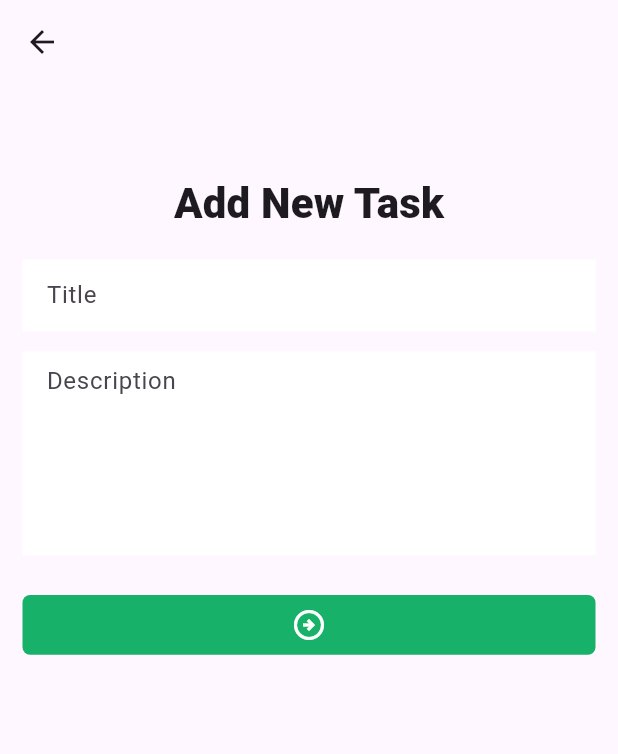
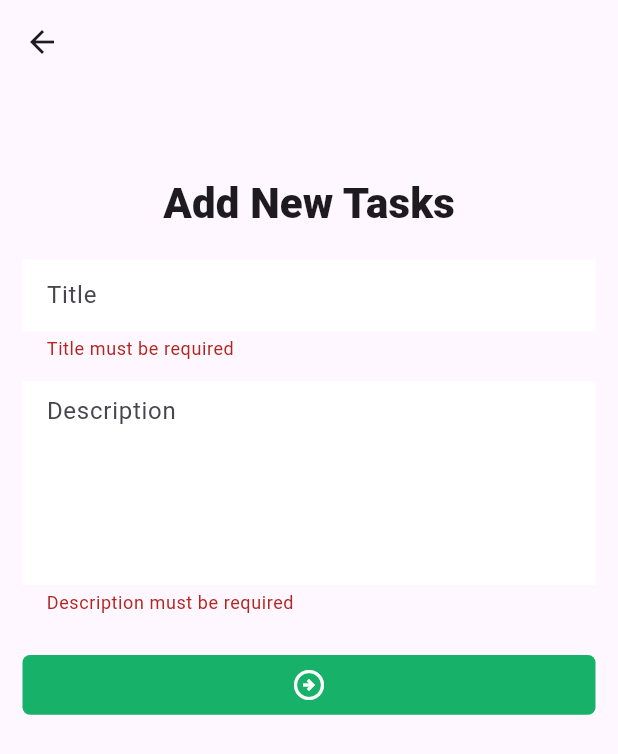
Before and after one commit to SourovDV/task_manager_project, a Flutter app: the AddTaskView screen opened by its route, after a tap on the "arrow circle right" icon, on a phone screen of 412 x 824 dp. Shown: the top 754 px of the screen. Run offline on Flutter 3.47's test engine with Material 3 defaults, Android fonts, the phone set to English and light mode, and no system bars; our stand-ins replace flutter_screenutil, flutter_svg, get, pin_code_fields, shared_preferences; accounts and stored records are empty.

Commit message:
added new task

```diff
--- a/lib/data/services/network_caller.dart
+++ b/lib/data/services/network_caller.dart
@@ -1,6 +1,7 @@
 import 'dart:convert';
 import 'package:flutter/widgets.dart';
 import 'package:http/http.dart';
+import 'package:task_manager_project/feature/controller/auth_controller.dart';
 
 class NetworkResponse {
   final int statusCode;
@@ -40,33 +41,52 @@ class NetworkCaller {
       }
     } catch (e) {
       return NetworkResponse(
-          statusCode: -1, isSuccess: false, errorSms: e.toString());
+        statusCode: -1,
+        isSuccess: false,
+        errorSms: e.toString(),
+      );
     }
   }
 
-  static Future<NetworkResponse> postRequest({required String url, Map<String, dynamic> ? body}) async {
+  static Future<NetworkResponse> postRequest({
+    required String url,
+    Map<String, dynamic>? body,
+  }) async {
     try {
       Uri uri = Uri.parse(url);
       debugPrint("uri => $uri");
       Response response = await post(
-          uri,
-          headers: {"Content-Type": "application/json"},
-          body: jsonEncode(body));
+        uri,
+        headers: {
+          "Content-Type": "application/json",
+          "token":AuthController.userToken ?? ""
+          // 'Authorization': 'Bearer <${AuthController.userToken}>'
+
+        },
+        body: jsonEncode(body),
+      );
       debugPrint("statusCode => ${response.statusCode}");
       debugPrint('response data => ${response.body}');
+
       if (response.statusCode == 200) {
         final decode = jsonDecode(response.body);
-        return NetworkResponse(statusCode: response.statusCode,
-            isSuccess: true,
-            responseData: decode);
+        return NetworkResponse(
+          statusCode: response.statusCode,
+          isSuccess: true,
+          responseData: decode,
+        );
       } else {
         return NetworkResponse(
-            statusCode: response.statusCode, isSuccess: false);
+          statusCode: response.statusCode,
+          isSuccess: false,
+        );
       }
     } catch (e) {
       return NetworkResponse(
-          statusCode: -1, isSuccess: false, errorSms: e.toString());
+        statusCode: -1,
+        isSuccess: false,
+        errorSms: e.toString(),
+      );
     }
   }
-
 }
--- a/lib/data/utils/urls.dart
+++ b/lib/data/utils/urls.dart
@@ -2,4 +2,6 @@ class Urls{
   static final String _baseUrl = "https://task.teamrabbil.com/api/v1";
   static final String registerUser ="$_baseUrl/registration";
   static final String loginUser = "$_baseUrl/login";
+  static final String addUserTask = "$_baseUrl/createTask";
+
 }
--- a/lib/feature/Bottom_items/controller/add_task_controller.dart
+++ b/lib/feature/Bottom_items/controller/add_task_controller.dart
@@ -1,5 +1,72 @@
+import 'package:flutter/material.dart';
 import 'package:get/get.dart';
+import 'package:task_manager_project/data/services/network_caller.dart';
+import 'package:task_manager_project/data/utils/urls.dart';
+import 'package:task_manager_project/feature/controller/auth_controller.dart';
 
-class AddTaskController extends GetxController{
+class AddTaskController extends GetxController {
+  final addTaskKey = GlobalKey<FormState>();
+  TextEditingController titleController = TextEditingController();
+  TextEditingController descriptionController = TextEditingController();
+  RxBool addTaskLoading = false.obs;
 
+  String? titleValidation(value) {
+    if (value == null || value.isEmpty) {
+      return "Title must be required";
+    }
+    return null;
+  }
+
+  String? descriptionValidation(value) {
+    if (value == null || value.isEmpty) {
+      return "Description must be required";
+    }
+    return null;
+  }
+
+  void addedNewTask() {
+    if (addTaskKey.currentState!.validate()) {
+      _newUserTask();
+    }else{
+      print("form not validate");
+    }
+  }
+
+  Future<void> _newUserTask() async {
+    addTaskLoading.value = true;
+    Map<String, dynamic> userBody = {
+      "title": titleController.text.trim(),
+      "description": descriptionController.text.trim(),
+      "status": "New",
+    };
+    print("TOKEN BEFORE API => ${AuthController.userToken}");
+    final NetworkResponse response = await NetworkCaller.postRequest(
+      url: Urls.addUserTask,
+      body: userBody,
+    );
+    print(response);
+    addTaskLoading.value = false;
+    if (response.isSuccess) {
+      clearForm();
+      Get.snackbar(
+        "Success",
+        "Register Successful!",
+        snackPosition: SnackPosition.BOTTOM,
+        backgroundColor: Colors.green,
+        colorText: Colors.white,
+      );
+    }
+  }
+
+  void clearForm() {
+    titleController.clear();
+    descriptionController.clear();
+  }
+
+  @override
+  void dispose() {
+    titleController.dispose();
+    descriptionController.dispose();
+    super.dispose();
+  }
 }
--- a/lib/feature/Bottom_items/view/add_task_view.dart
+++ b/lib/feature/Bottom_items/view/add_task_view.dart
@@ -12,28 +12,49 @@ class AddTaskView extends GetView<AddTaskController> {
     final theme = Theme.of(context).textTheme;
     return Scaffold(
       appBar: AppBar(),
-      body: Padding(
+      body: SingleChildScrollView(
+        child: Padding(
           padding: const EdgeInsets.all(15.0),
           child: Column(
             children: [
-            SizedBox(height: 50.h,),
-            Text("Add New Task",style: theme.labelLarge,),
-            SizedBox(height: 20.h,),
+              SizedBox(height: 50.h),
+              Text("Add New Tasks", style: theme.labelLarge),
+              SizedBox(height: 20.h),
+              Form(
+                key: controller.addTaskKey,
+                child: Column(
+                  children: [
                     TextFormField(
-              decoration: InputDecoration(
-                hintText: "Title"
+                      autovalidateMode: AutovalidateMode.onUserInteraction,
+                      decoration: InputDecoration(hintText: "Title"),
+                      controller: controller.titleController,
+                      validator: controller.titleValidation,
+                    ),
+                    SizedBox(height: 15.h),
+                    TextFormField(
+                      autovalidateMode: AutovalidateMode.onUserInteraction,
+                      decoration: InputDecoration(hintText: "Description"),
+                      maxLines: 5,
+                      controller: controller.descriptionController,
+                      validator: controller.descriptionValidation,
+                    ),
+                  ],
                 ),
               ),
-            SizedBox(height: 15.h,),
-            TextFormField(
-              decoration: InputDecoration(
-                  hintText: "Description",
+              SizedBox(height: 30.h),
+              Obx(() {
+                return Visibility(
+                  visible: controller.addTaskLoading.value == false,
+                  replacement: CircularProgressIndicator(),
+                  child: CommonButton(
+                    child: () {
+                      controller.addedNewTask();
+                    },
                   ),
-             maxLines: 5,
+                );
+              }),
+            ],
           ),
-            SizedBox(height: 30.h,),
-            CommonButton(child: (){})
-          ],
         ),
       ),
     );
--- a/lib/feature/controller/auth_controller.dart
+++ b/lib/feature/controller/auth_controller.dart
@@ -11,6 +11,8 @@ class AuthController {
   static String _userData ="user-model";
 
   static Future<void> saveUserData(token, UserModal model) async {
+    userToken = token;       // ✅ memory
+    userModal = model;
     SharedPreferences sharedPreferences = await SharedPreferences.getInstance();
     await sharedPreferences.setString(_accessToken, token);
     await sharedPreferences.setString(_userData, jsonEncode(model.toJson()));
```
Also changed, not shown: 1 other file. Lines whose indentation alone changed are shown as unchanged.
